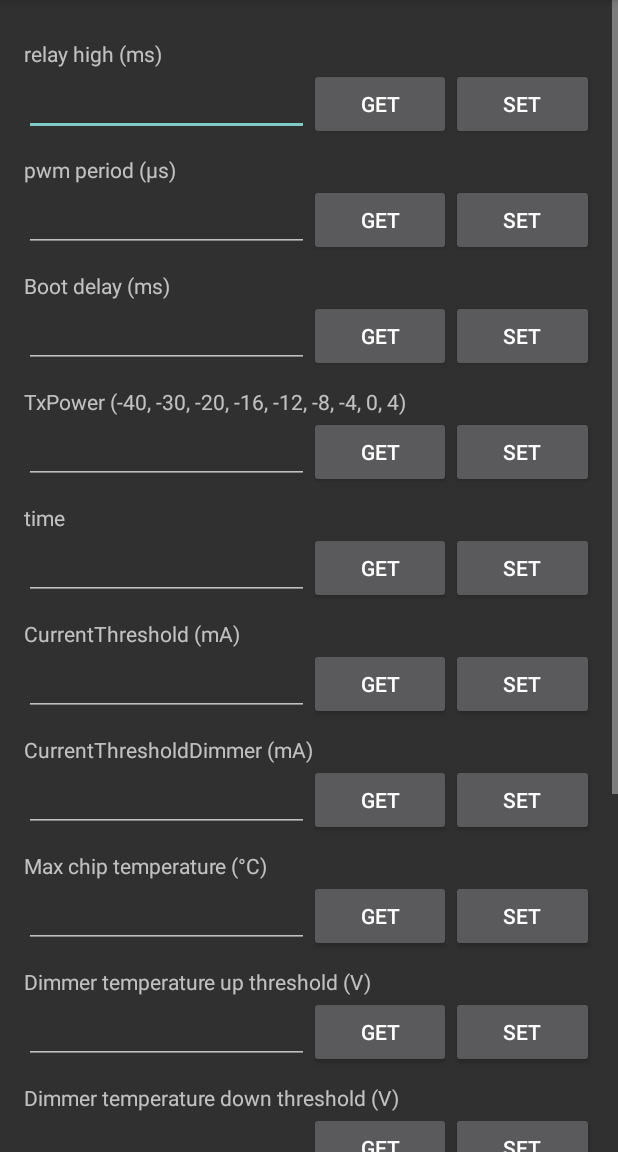
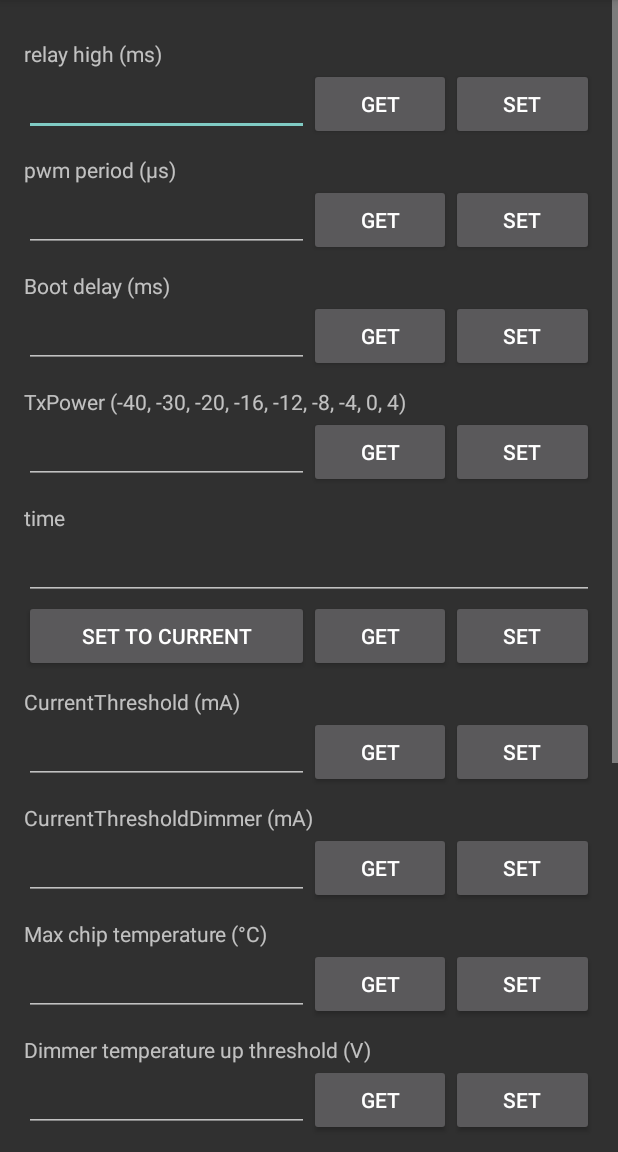
Before and after one commit to crownstone/crownstone-dev, an Android app: the fragment ControlConfigFragment shown on its own in the app's theme, on a phone screen of 412 x 824 dp, the part 84-1236 px from its top. Run offline under Robolectric (Android 15) with nearby library versions, the phone set to English and light mode, and no system bars; libraries missing offline, so code that uses them is left out: com.strongloop.android, nl.dobots.bluenet, nl.dobots.loopback; 2 statements that could not run were skipped.

```diff
--- a/app/src/main/res/layout/frag_control_config.xml
+++ b/app/src/main/res/layout/frag_control_config.xml
@@ -35,7 +35,6 @@
 			android:layout_width="match_parent"
 			android:layout_height="wrap_content"
 			>
-
 			<EditText
 				android:id="@+id/txtConfigRelayHigh"
 				android:layout_width="0dp"
@@ -45,7 +44,6 @@
 				android:ems="10"
 				android:inputType="number"
 				android:text=""/>
-
 			<Button
 				android:id="@+id/btnConfigRelayHighGet"
 				android:layout_width="0dp"
@@ -53,7 +51,6 @@
 				android:layout_height="wrap_content"
 				android:text="get"
 				/>
-
 			<Button
 				android:id="@+id/btnConfigRelayHighSet"
 				android:layout_width="0dp"
@@ -79,7 +76,6 @@
 			android:layout_width="match_parent"
 			android:layout_height="wrap_content"
 			>
-
 			<EditText
 				android:id="@+id/txtConfigPwmPeriod"
 				android:layout_width="0dp"
@@ -90,7 +86,6 @@
 				android:inputType="number"
 				android:text=""
 				/>
-
 			<Button
 				android:id="@+id/btnConfigPwmPeriodGet"
 				android:layout_width="0dp"
@@ -98,7 +93,6 @@
 				android:layout_height="wrap_content"
 				android:text="get"
 				/>
-
 			<Button
 				android:id="@+id/btnConfigPwmPeriodSet"
 				android:layout_width="0dp"
@@ -124,7 +118,6 @@
 			android:layout_width="match_parent"
 			android:layout_height="wrap_content"
 			>
-
 			<EditText
 				android:id="@+id/txtConfigBootDelay"
 				android:layout_width="0dp"
@@ -134,7 +127,6 @@
 				android:ems="10"
 				android:inputType="number"
 				android:text=""/>
-
 			<Button
 				android:id="@+id/btnConfigBootDelayGet"
 				android:layout_width="0dp"
@@ -142,7 +134,6 @@
 				android:layout_height="wrap_content"
 				android:text="get"
 				/>
-
 			<Button
 				android:id="@+id/btnConfigBootDelaySet"
 				android:layout_width="0dp"
@@ -168,7 +159,6 @@
 			android:layout_width="match_parent"
 			android:layout_height="wrap_content"
 			>
-
 			<EditText
 				android:id="@+id/txtConfigTxPower"
 				android:layout_width="0dp"
@@ -178,7 +168,6 @@
 				android:ems="10"
 				android:inputType="numberSigned"
 				android:text=""/>
-
 			<Button
 				android:id="@+id/btnConfigTxPowerGet"
 				android:layout_width="0dp"
@@ -186,7 +175,6 @@
 				android:layout_height="wrap_content"
 				android:text="get"
 				/>
-
 			<Button
 				android:id="@+id/btnConfigTxPowerSet"
 				android:layout_width="0dp"
@@ -206,23 +194,27 @@
 			android:layout_marginStart="0dp"
 			android:text="time"
 			android:textAlignment="center"/>
+		<EditText
+			android:id="@+id/txtConfigTime"
+			android:layout_width="match_parent"
+			android:layout_height="wrap_content"
+			android:layout_marginBottom="0dp"
+			android:ems="10"
+			android:inputType="text"
+			android:text=""/>
 		<LinearLayout
 			android:id="@+id/layConfigTime"
 			android:orientation="horizontal"
 			android:layout_width="match_parent"
 			android:layout_height="wrap_content"
 			>
-
-			<EditText
-				android:id="@+id/txtConfigTime"
+			<Button
+				android:id="@+id/btnConfigTimeSetNow"
 				android:layout_width="0dp"
+				android:layout_weight="2"
 				android:layout_height="wrap_content"
-				android:layout_marginBottom="0dp"
-				android:layout_weight="2"
-				android:ems="10"
-				android:inputType="text"
-				android:text=""/>
-
+				android:text="set to current"
+				/>
 			<Button
 				android:id="@+id/btnConfigTimeGet"
 				android:layout_width="0dp"
@@ -230,7 +222,6 @@
 				android:layout_height="wrap_content"
 				android:text="get"
 				/>
-
 			<Button
 				android:id="@+id/btnConfigTimeSet"
 				android:layout_width="0dp"
@@ -239,7 +230,43 @@
 				android:text="set"
 				/>
 		</LinearLayout>
-
+<!--
+		<LinearLayout
+			android:id="@+id/layConfigTimeAdjust"
+			android:orientation="horizontal"
+			android:layout_width="match_parent"
+			android:layout_height="wrap_content"
+			>
+			<Button
+				android:id="@+id/btnConfigTimeSetMinHour"
+				android:layout_width="0dp"
+				android:layout_weight="1"
+				android:layout_height="wrap_content"
+				android:text="-1 hour"
+				/>
+			<Button
+				android:id="@+id/btnConfigTimeSetMinMinute"
+				android:layout_width="0dp"
+				android:layout_weight="1"
+				android:layout_height="wrap_content"
+				android:text="-1 min"
+				/>
+			<Button
+				android:id="@+id/btnConfigTimeSetPlusMinute"
+				android:layout_width="0dp"
+				android:layout_weight="1"
+				android:layout_height="wrap_content"
+				android:text="+1 min"
+				/>
+			<Button
+				android:id="@+id/btnConfigTimeSetPlusHour"
+				android:layout_width="0dp"
+				android:layout_weight="1"
+				android:layout_height="wrap_content"
+				android:text="+1 hour"
+				/>
+		</LinearLayout>
+-->
 
 		<TextView
 			android:id="@+id/textConfigCurrentThreshold"
@@ -256,7 +283,6 @@
 			android:layout_width="match_parent"
 			android:layout_height="wrap_content"
 			>
-
 			<EditText
 				android:id="@+id/txtConfigCurrentThreshold"
 				android:layout_width="0dp"
@@ -266,7 +292,6 @@
 				android:ems="10"
 				android:inputType="number"
 				android:text=""/>
-
 			<Button
 				android:id="@+id/btnConfigCurrentThresholdGet"
 				android:layout_width="0dp"
@@ -274,7 +299,6 @@
 				android:layout_height="wrap_content"
 				android:text="get"
 				/>
-
 			<Button
 				android:id="@+id/btnConfigCurrentThresholdSet"
 				android:layout_width="0dp"
@@ -300,7 +324,6 @@
 			android:layout_width="match_parent"
 			android:layout_height="wrap_content"
 			>
-
 			<EditText
 				android:id="@+id/txtConfigCurrentThresholdDimmer"
 				android:layout_width="0dp"
@@ -310,7 +333,6 @@
 				android:ems="10"
 				android:inputType="number"
 				android:text=""/>
-
 			<Button
 				android:id="@+id/btnConfigCurrentThresholdDimmerGet"
 				android:layout_width="0dp"
@@ -318,7 +340,6 @@
 				android:layout_height="wrap_content"
 				android:text="get"
 				/>
-
 			<Button
 				android:id="@+id/btnConfigCurrentThresholdDimmerSet"
 				android:layout_width="0dp"
@@ -344,7 +365,6 @@
 			android:layout_width="match_parent"
 			android:layout_height="wrap_content"
 			>
-
 			<EditText
 				android:id="@+id/txtConfigMaxChipTemp"
 				android:layout_width="0dp"
@@ -354,7 +374,6 @@
 				android:ems="10"
 				android:inputType="numberSigned"
 				android:text=""/>
-
 			<Button
 				android:id="@+id/btnConfigMaxChipTempGet"
 				android:layout_width="0dp"
@@ -362,7 +381,6 @@
 				android:layout_height="wrap_content"
 				android:text="get"
 				/>
-
 			<Button
 				android:id="@+id/btnConfigMaxChipTempSet"
 				android:layout_width="0dp"
@@ -388,7 +406,6 @@
 			android:layout_width="match_parent"
 			android:layout_height="wrap_content"
 			>
-
 			<EditText
 				android:id="@+id/txtConfigDimmerTempThresholdUp"
 				android:layout_width="0dp"
@@ -398,7 +415,6 @@
 				android:ems="10"
 				android:inputType="number"
 				android:text=""/>
-
 			<Button
 				android:id="@+id/btnConfigDimmerTempThresholdUpGet"
 				android:layout_width="0dp"
@@ -406,7 +422,6 @@
 				android:layout_height="wrap_content"
 				android:text="get"
 				/>
-
 			<Button
 				android:id="@+id/btnConfigDimmerTempThresholdUpSet"
 				android:layout_width="0dp"
@@ -432,7 +447,6 @@
 			android:layout_width="match_parent"
 			android:layout_height="wrap_content"
 			>
-
 			<EditText
 				android:id="@+id/txtConfigDimmerTempThresholdDown"
 				android:layout_width="0dp"
@@ -442,7 +456,6 @@
 				android:ems="10"
 				android:inputType="number"
 				android:text=""/>
-
 			<Button
 				android:id="@+id/btnConfigDimmerTempThresholdDownGet"
 				android:layout_width="0dp"
@@ -450,7 +463,6 @@
 				android:layout_height="wrap_content"
 				android:text="get"
 				/>
-
 			<Button
 				android:id="@+id/btnConfigDimmerTempThresholdDownSet"
 				android:layout_width="0dp"
@@ -476,7 +488,6 @@
 			android:layout_width="match_parent"
 			android:layout_height="wrap_content"
 			>
-
 			<EditText
 				android:id="@+id/txtConfigCurrentMultiplier"
 				android:layout_width="0dp"
@@ -486,7 +497,6 @@
 				android:ems="10"
 				android:inputType="numberDecimal"
 				android:text=""/>
-
 			<Button
 				android:id="@+id/btnConfigCurrentMultiplierGet"
 				android:layout_width="0dp"
@@ -494,7 +504,6 @@
 				android:layout_height="wrap_content"
 				android:text="get"
 				/>
-
 			<Button
 				android:id="@+id/btnConfigCurrentMultiplierSet"
 				android:layout_width="0dp"
@@ -520,7 +529,6 @@
 			android:layout_width="match_parent"
 			android:layout_height="wrap_content"
 			>
-
 			<EditText
 				android:id="@+id/txtConfigVoltageMultiplier"
 				android:layout_width="0dp"
@@ -530,7 +538,6 @@
 				android:ems="10"
 				android:inputType="numberDecimal"
 				android:text=""/>
-
 			<Button
 				android:id="@+id/btnConfigVoltageMultiplierGet"
 				android:layout_width="0dp"
@@ -538,7 +545,6 @@
 				android:layout_height="wrap_content"
 				android:text="get"
 				/>
-
 			<Button
 				android:id="@+id/btnConfigVoltageMultiplierSet"
 				android:layout_width="0dp"
@@ -564,7 +570,6 @@
 			android:layout_width="match_parent"
 			android:layout_height="wrap_content"
 			>
-
 			<EditText
 				android:id="@+id/txtConfigVoltageZero"
 				android:layout_width="0dp"
@@ -574,7 +579,6 @@
 				android:ems="10"
 				android:inputType="number"
 				android:text=""/>
-
 			<Button
 				android:id="@+id/btnConfigVoltageZeroGet"
 				android:layout_width="0dp"
@@ -582,7 +586,6 @@
 				android:layout_height="wrap_content"
 				android:text="get"
 				/>
-
 			<Button
 				android:id="@+id/btnConfigVoltageZeroSet"
 				android:layout_width="0dp"
@@ -608,7 +611,6 @@
 			android:layout_width="match_parent"
 			android:layout_height="wrap_content"
 			>
-
 			<EditText
 				android:id="@+id/txtConfigCurrentZero"
 				android:layout_width="0dp"
@@ -618,7 +620,6 @@
 				android:ems="10"
 				android:inputType="number"
 				android:text=""/>
-
 			<Button
 				android:id="@+id/btnConfigCurrentZeroGet"
 				android:layout_width="0dp"
@@ -626,7 +627,6 @@
 				android:layout_height="wrap_content"
 				android:text="get"
 				/>
-
 			<Button
 				android:id="@+id/btnConfigCurrentZeroSet"
 				android:layout_width="0dp"
```
Also changed, not shown: app/src/main/java/nl/dobots/crownstone/gui/control/ControlConfigFragment.java (+69 -4 lines).
